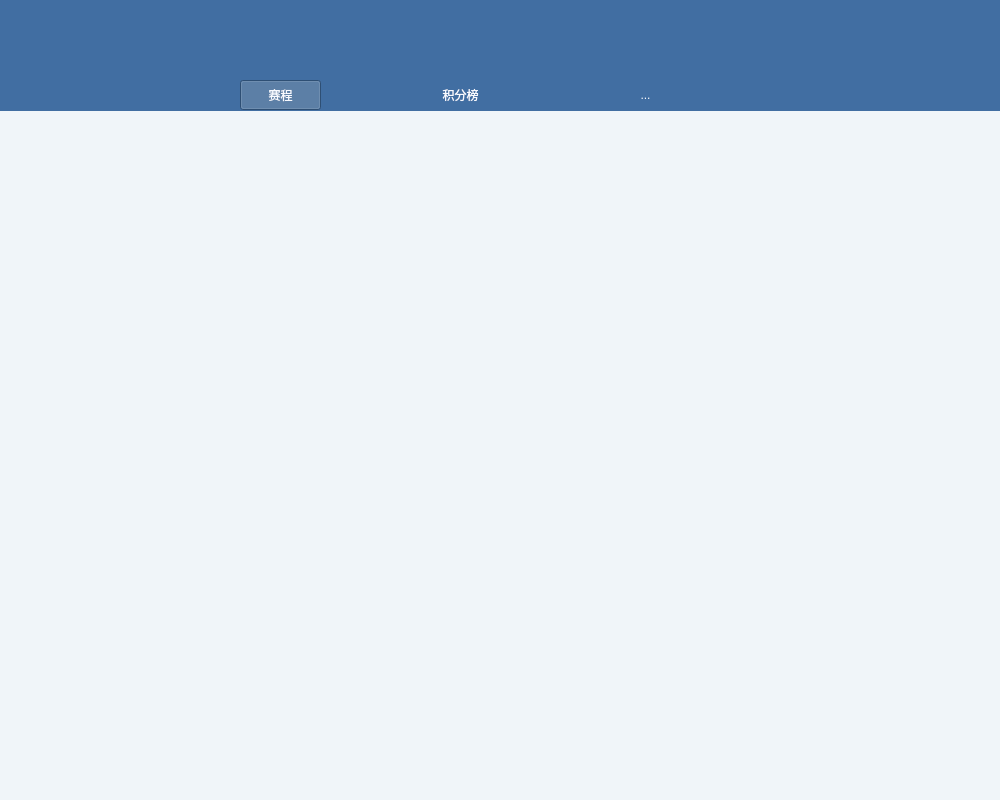
Above: managerwindow.ui from Ozal220/WorldCupManagerSystem before the change. Below: the same form after it.
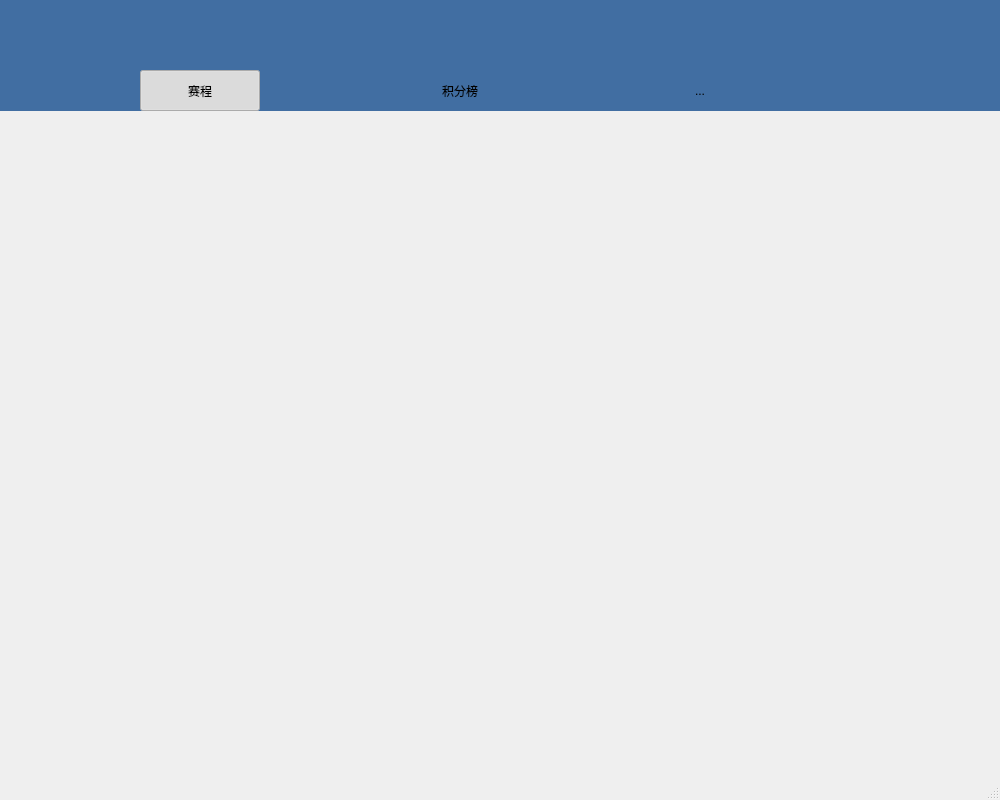
That is the form after the change. Icons and pictures are not drawn.

What changed in the file:
```diff
--- a/managerwindow.ui
+++ b/managerwindow.ui
@@ -18,7 +18,7 @@
     <normaloff>:/new/prefix1/icon.ico</normaloff>:/new/prefix1/icon.ico</iconset>
   </property>
   <property name="styleSheet">
-   <string notr="true">background-color: rgb(240, 245, 249);</string>
+   <string notr="true"/>
   </property>
   <property name="iconSize">
    <size>
@@ -46,19 +46,17 @@
    <widget class="QPushButton" name="score">
     <property name="geometry">
      <rect>
-      <x>420</x>
-      <y>80</y>
-      <width>81</width>
-      <height>30</height>
+      <x>400</x>
+      <y>70</y>
+      <width>120</width>
+      <height>41</height>
      </rect>
     </property>
     <property name="cursor">
      <cursorShape>PointingHandCursor</cursorShape>
     </property>
     <property name="styleSheet">
-     <string notr="true">background-color: rgb(65, 110, 162);
-font: 12pt &quot;黑体&quot;;
-color: rgb(248, 250, 255);</string>
+     <string notr="true"/>
     </property>
     <property name="text">
      <string>积分榜</string>
@@ -73,10 +71,10 @@
    <widget class="QPushButton" name="matchDays">
     <property name="geometry">
      <rect>
-      <x>240</x>
-      <y>80</y>
-      <width>81</width>
-      <height>30</height>
+      <x>140</x>
+      <y>70</y>
+      <width>120</width>
+      <height>41</height>
      </rect>
     </property>
     <property name="cursor">
@@ -89,10 +87,7 @@
      <bool>false</bool>
     </property>
     <property name="styleSheet">
-     <string notr="true">background-color: rgb(65, 110, 162);
-
-font: 12pt &quot;黑体&quot;;
-color: rgb(248, 250, 255);</string>
+     <string notr="true"/>
     </property>
     <property name="text">
      <string>赛程</string>
@@ -117,20 +112,15 @@
    <widget class="QPushButton" name="pushButton_4">
     <property name="geometry">
      <rect>
-      <x>580</x>
-      <y>80</y>
-      <width>131</width>
-      <height>30</height>
+      <x>640</x>
+      <y>70</y>
+      <width>120</width>
+      <height>41</height>
      </rect>
     </property>
     <property name="cursor">
      <cursorShape>PointingHandCursor</cursorShape>
     </property>
-    <property name="styleSheet">
-     <string notr="true">background-color: rgb(65, 110, 162);
-font: 12pt &quot;黑体&quot;;
-color: rgb(248, 250, 255);</string>
-    </property>
     <property name="text">
      <string>...</string>
     </property>
```
